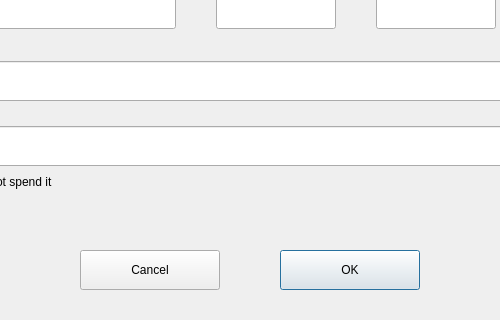
This is dialogs_desktop/e_showoutputdlg.ui in mwcproject/mwc-qt-wallet as Qt 5 draws it before an edit; both pictures show x 197 to 697 and y 198 to 518 of the 893 by 518 pixel window. The edited form follows.
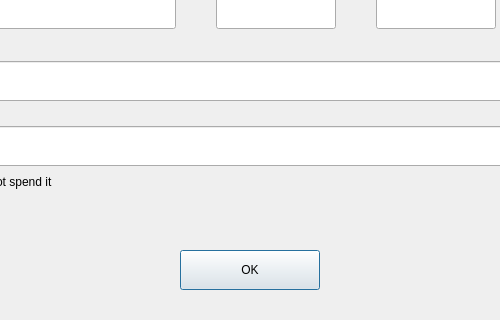
This is the edited form. Custom widgets are drawn as their Qt base class.

The edit to the form file:
```diff
--- a/dialogs_desktop/e_showoutputdlg.ui
+++ b/dialogs_desktop/e_showoutputdlg.ui
@@ -668,34 +668,6 @@
        </property>
       </spacer>
      </item>
-     <item>
-      <widget class="control::MwcPushButtonNormal" name="cancelButton">
-       <property name="minimumSize">
-        <size>
-         <width>140</width>
-         <height>40</height>
-        </size>
-       </property>
-       <property name="maximumSize">
-        <size>
-         <width>140</width>
-         <height>40</height>
-        </size>
-       </property>
-       <property name="focusPolicy">
-        <enum>Qt::StrongFocus</enum>
-       </property>
-       <property name="text">
-        <string>Cancel</string>
-       </property>
-       <property name="autoDefault">
-        <bool>false</bool>
-       </property>
-       <property name="default">
-        <bool>false</bool>
-       </property>
-      </widget>
-     </item>
      <item>
       <widget class="control::MwcPushButtonNormal" name="okButton">
        <property name="minimumSize">
@@ -744,16 +716,16 @@
    <extends>QPushButton</extends>
    <header>control_desktop/MwcPushButton.h</header>
   </customwidget>
-  <customwidget>
-   <class>control::MwcLabelLarge</class>
-   <extends>QLabel</extends>
-   <header>control_desktop/MwcLabel.h</header>
-  </customwidget>
   <customwidget>
    <class>control::MwcLineEditNormal</class>
    <extends>QLineEdit</extends>
    <header>control_desktop/MwcLineEdit.h</header>
   </customwidget>
+  <customwidget>
+   <class>control::MwcLabelLarge</class>
+   <extends>QLabel</extends>
+   <header>control_desktop/MwcLabel.h</header>
+  </customwidget>
   <customwidget>
    <class>control::MwcLabelSmall</class>
    <extends>QLabel</extends>
```
Left out of the diff: 1 changed line with no effect on the pictures.
